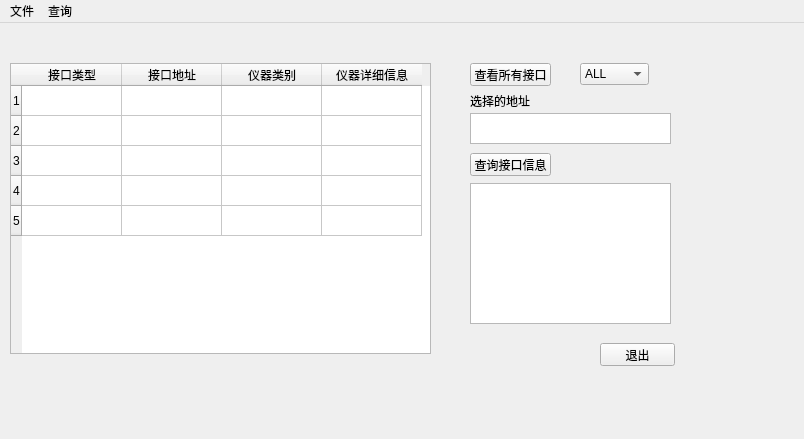
Above: visainstr/VisaMain.ui from tjzhaomengyi/IviVisaPythonDev before the change. Below: the same form after it.
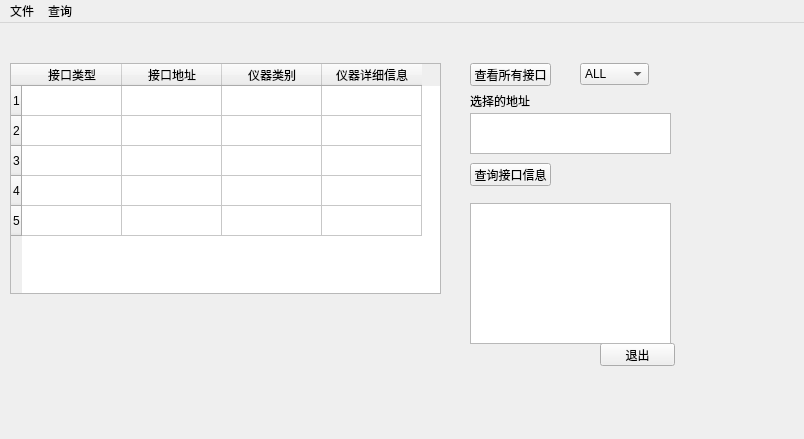
That is the form after the change. Custom widgets are drawn as their Qt base class.

```diff
--- a/visainstr/VisaMain.ui
+++ b/visainstr/VisaMain.ui
@@ -19,8 +19,8 @@
      <rect>
       <x>10</x>
       <y>40</y>
-      <width>421</width>
-      <height>291</height>
+      <width>431</width>
+      <height>231</height>
      </rect>
     </property>
     <row>
@@ -152,7 +152,7 @@
     <property name="geometry">
      <rect>
       <x>470</x>
-      <y>130</y>
+      <y>140</y>
       <width>81</width>
       <height>23</height>
      </rect>
@@ -165,7 +165,7 @@
     <property name="geometry">
      <rect>
       <x>470</x>
-      <y>160</y>
+      <y>180</y>
       <width>201</width>
       <height>141</height>
      </rect>
@@ -190,7 +190,7 @@
       <x>470</x>
       <y>90</y>
       <width>201</width>
-      <height>31</height>
+      <height>41</height>
      </rect>
     </property>
    </widget>
```
